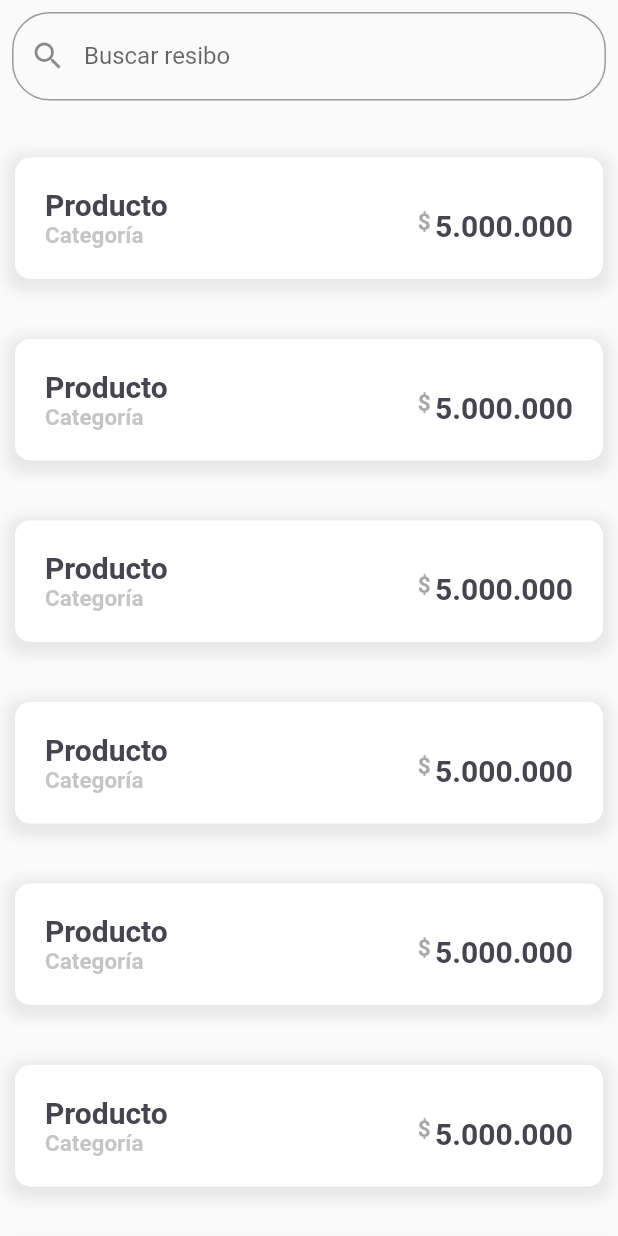
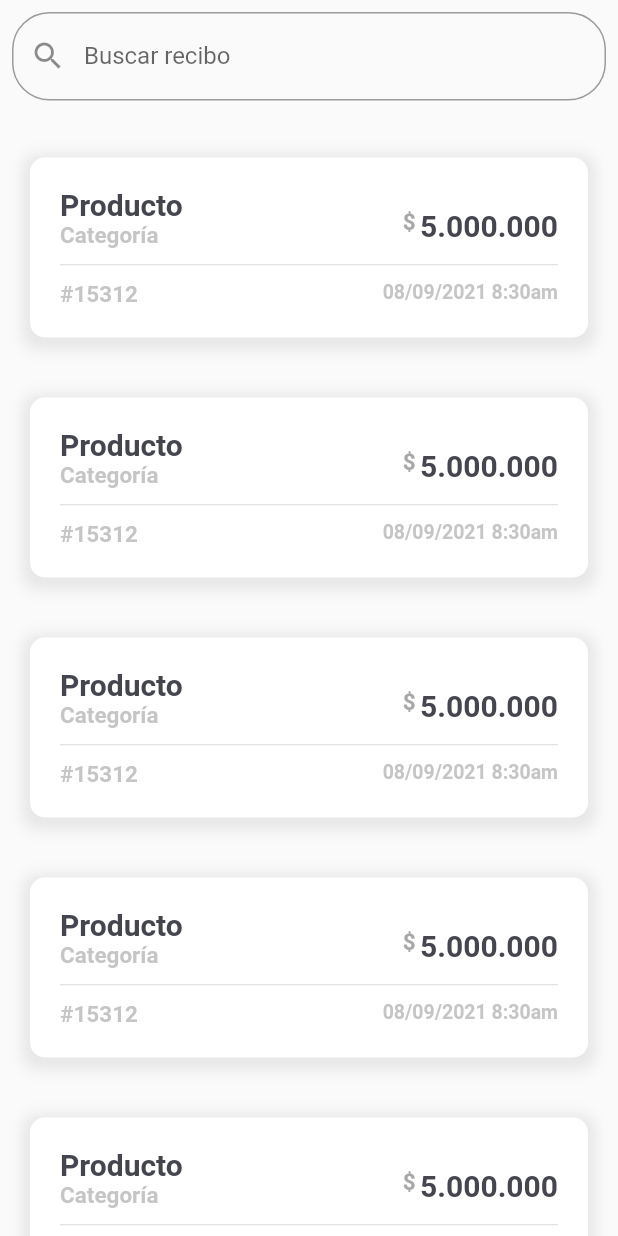
Before and after one commit to lordmacu/postshop, a Flutter app: the Tickets screen opened directly, on a phone screen of 412 x 824 dp. Run offline on Flutter 3.47's test engine with Material 2 defaults, Android fonts, the phone set to English and light mode, and no system bars; drawn by our look-alikes of sliding_up_panel; our stand-ins replace animated_background, bubble_bottom_bar, dio, get, image_picker, rflutter_alert and 2 more; missing offline and left inert: easy_mask, loading_hud, masonry_grid, o_color_picker, pop_bottom_menu, sliding_switch; accounts and stored records are empty.

Commit message:
add date and button

```diff
--- a/lib/categories/category_provider.dart
+++ b/lib/categories/category_provider.dart
@@ -11,6 +11,7 @@ class CategoryProvider {
       final response = await _client.get(
           '/category/');
 
+      print("aquiii el response ${response}");
       return json.decode(response.toString());
     } on DioError catch (ex) {
         String errorMessage = ex.message.toString();
--- a/lib/categories/controllers/CategoryController.dart
+++ b/lib/categories/controllers/CategoryController.dart
@@ -46,6 +46,7 @@ class CategoryContoller extends GetxController{
         for(var i = 0 ; i<  dataJson.length; i++){
           categoryes.add(Category(dataJson[i]["id"], dataJson[i]["idOrg"], dataJson[i]["name"], dataJson[i]["color"]));
         }
+
         items.value=categoryes;
 
         return true;
--- a/lib/home/home.dart
+++ b/lib/home/home.dart
@@ -36,6 +36,8 @@ class Home extends StatelessWidget {
   @override
   Widget build(BuildContext context) {
     return Scaffold(
+
+
         backgroundColor: Colors.white,
         appBar: AppBar(
           iconTheme: IconThemeData(color: Color(0xff298dcf)),
--- a/lib/tickets/tickets.dart
+++ b/lib/tickets/tickets.dart
@@ -199,8 +199,8 @@ class Tickets extends StatelessWidget {
 
                 },
                  decoration: InputDecoration(
-                    labelText: "Buscar resibo",
-                    hintText: "Buscar resibo",
+                    labelText: "Buscar recibo",
+                    hintText: "Buscar recibo",
                     prefixIcon: Icon(Icons.search),
                     border: OutlineInputBorder(
                         borderRadius: BorderRadius.all(Radius.circular(25.0)))),
@@ -215,7 +215,7 @@ class Tickets extends StatelessWidget {
                   },
                   child: Container(
                       padding:
-                      EdgeInsets.only(left: 10, right: 10, top: 30, bottom: 10),
+                      EdgeInsets.only(left: 20, right: 20, top: 30, bottom: 10),
                       child: Container(
                         padding: EdgeInsets.all(20),
                         decoration: BoxDecoration(
@@ -236,7 +236,10 @@ class Tickets extends StatelessWidget {
                         ),
                         child: Column(
                           children: [
-                            Row(
+                            Container(
+                              margin: EdgeInsets.only(bottom: 10),
+
+                              child: Row(
                                 children: [
                                   Expanded(
                                       child: Container(
@@ -262,6 +265,7 @@ class Tickets extends StatelessWidget {
                                                     color: Colors.grey.withOpacity(0.6)),
                                               ),
                                             ),
+
                                           ],
                                         ),
                                       )),
@@ -300,6 +304,40 @@ class Tickets extends StatelessWidget {
                                   ),
                                 ],
                               ),
+                            ),
+                            Divider(
+
+                               color: Colors.grey.withOpacity(0.4),
+                              height: 1,
+
+                            ),
+                            Container(
+
+                              child: Row(
+                                mainAxisAlignment: MainAxisAlignment.spaceBetween,
+                                crossAxisAlignment: CrossAxisAlignment.start,
+                                children: [
+                                  Container(
+                                    child: Text(
+                                      "#15312",
+                                      style: TextStyle(
+                                          fontWeight: FontWeight.bold,
+                                          fontSize: 15,
+                                          color: Colors.grey.withOpacity(0.6)),
+                                    ),
+                                  ),  Container(
+                                    child: Text(
+                                      "08/09/2021 8:30am",
+                                      style: TextStyle(
+                                          fontWeight: FontWeight.bold,
+                                          fontSize: 13,
+                                          color: Colors.grey.withOpacity(0.6)),
+                                    ),
+                                  ),
+                                ],
+                              ),
+                              margin: EdgeInsets.only(top: 10),
+                            )
                           ],
                         ),
                       )),
```
Also changed, not shown: lib/home/products.dart (+33 -2 lines). Lines whose indentation alone changed are shown as unchanged.
